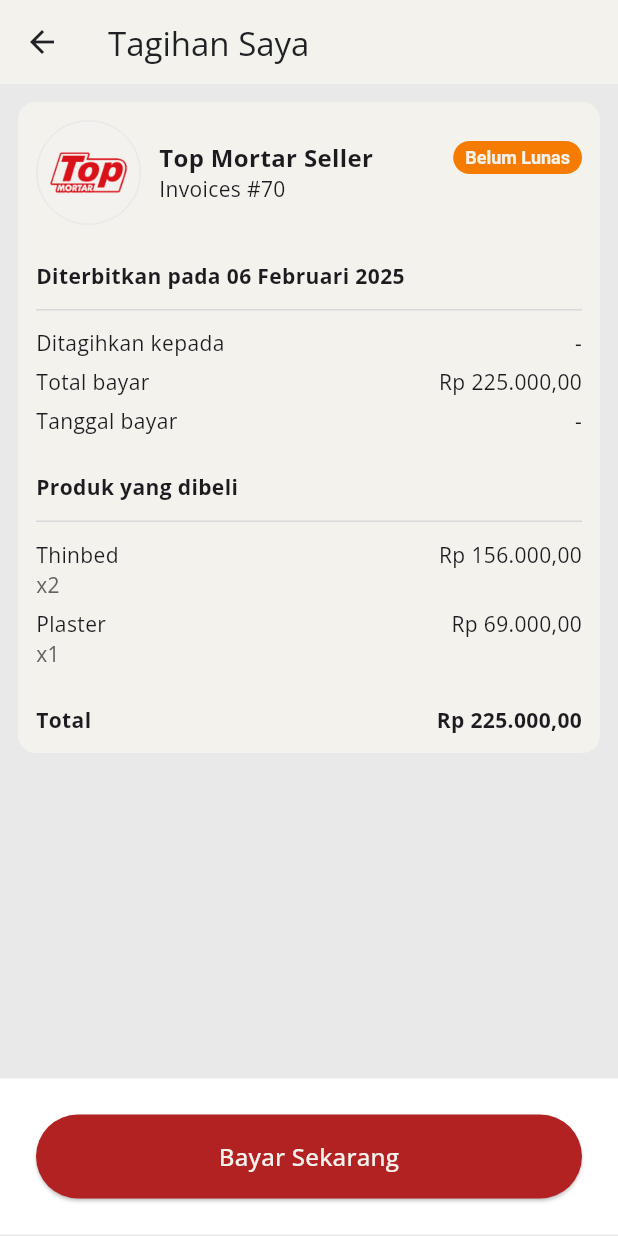
After one commit to kamera846/topmortarseller, a Flutter app: the OrderScreen screen opened directly, scrolled down 391 dp, after a tap on "Bayar", on a phone screen of 412 x 824 dp. The commit adds this screen. Run offline on Flutter 3.47's test engine with Material 3 defaults, Android fonts, the phone set to English and light mode, and no system bars; our stand-ins replace google_fonts, money_formatter, shared_preferences, upgrader; missing offline and left inert: qr_code_scanner; accounts and stored records are empty; network calls fail.

Commit message:
Adding invoice screen

```diff
--- a/lib/screen/products/checkout_screen.dart
+++ b/lib/screen/products/checkout_screen.dart
@@ -1,6 +1,7 @@
 import 'package:flutter/material.dart';
 import 'package:topmortarseller/model/order_model.dart';
 import 'package:topmortarseller/model/product_model.dart';
+import 'package:topmortarseller/screen/products/invoice_screen.dart';
 import 'package:topmortarseller/util/colors/color.dart';
 import 'package:topmortarseller/util/currency_format.dart';
 import 'package:topmortarseller/util/enum.dart';
@@ -291,7 +292,20 @@ class _CheckoutScreenState extends State<CheckoutScreen> {
                       ),
                     ),
                     child: MElevatedButton(
-                      onPressed: () {},
+                      onPressed: () {
+                        if (widget.orderItem != null &&
+                            widget.orderItem!.orderStatus ==
+                                StatusOrder.invoice.name) {
+                          Navigator.push(
+                            context,
+                            MaterialPageRoute(
+                              builder: (ctx) => InvoiceScreen(
+                                orderItem: widget.orderItem!,
+                              ),
+                            ),
+                          );
+                        }
+                      },
                       title: widget.orderItem != null &&
                               widget.orderItem!.orderStatus ==
                                   StatusOrder.invoice.name
--- /dev/null
+++ b/lib/screen/products/invoice_screen.dart
@@ -0,0 +1,308 @@
+import 'package:flutter/material.dart';
+import 'package:topmortarseller/model/contact_model.dart';
+import 'package:topmortarseller/model/order_model.dart';
+import 'package:topmortarseller/model/product_model.dart';
+import 'package:topmortarseller/util/colors/color.dart';
+import 'package:topmortarseller/util/currency_format.dart';
+import 'package:topmortarseller/util/enum.dart';
+import 'package:topmortarseller/widget/form/button/elevated_button.dart';
+import 'package:topmortarseller/widget/modal/loading_modal.dart';
+
+class InvoiceScreen extends StatefulWidget {
+  const InvoiceScreen({
+    super.key,
+    required this.orderItem,
+    this.userData,
+  });
+
+  final OrderModel orderItem;
+  final ContactModel? userData;
+
+  @override
+  State<InvoiceScreen> createState() => _InvoiceScreenState();
+}
+
+class _InvoiceScreenState extends State<InvoiceScreen> {
+  bool _isLoading = true;
+  ContactModel? _userData;
+
+  @override
+  void initState() {
+    _getUserData();
+    super.initState();
+  }
+
+  @override
+  Widget build(BuildContext context) {
+    return Scaffold(
+      backgroundColor: cDark600,
+      appBar: AppBar(
+        leading: IconButton(
+          icon: const Icon(Icons.arrow_back),
+          onPressed: () => Navigator.of(context).pop(),
+        ),
+        title: const Text('Tagihan Saya'),
+        centerTitle: false,
+        backgroundColor: cWhite,
+        foregroundColor: cDark100,
+      ),
+      body: _isLoading
+          ? const LoadingModal()
+          : Column(
+              children: [
+                Card(
+                  margin: const EdgeInsets.all(12),
+                  color: cWhite,
+                  elevation: 0,
+                  child: Padding(
+                    padding: const EdgeInsets.all(12),
+                    child: Column(
+                      crossAxisAlignment: CrossAxisAlignment.start,
+                      mainAxisSize: MainAxisSize.min,
+                      children: [
+                        // Section Header
+                        _sectionHeader(),
+                        // Section Detail Invoice
+                        _sectionDetailInvoice(),
+                        // Section List Product
+                        _sectionProducts(),
+                      ],
+                    ),
+                  ),
+                ),
+                const Expanded(
+                  child: SizedBox(height: 12),
+                ),
+                // Section Button Payment
+                if (widget.orderItem.orderStatus == StatusOrder.invoice.name)
+                  _sectionButtonPayment(),
+              ],
+            ),
+    );
+  }
+
+  Container _sectionButtonPayment() {
+    return Container(
+      width: double.infinity,
+      padding: const EdgeInsets.all(24),
+      decoration: const BoxDecoration(
+        color: Colors.white,
+        border: Border.symmetric(
+          horizontal: BorderSide(
+            color: cDark600,
+            width: 1,
+          ),
+        ),
+      ),
+      child: MElevatedButton(
+        onPressed: () {},
+        title: 'Bayar Sekarang',
+        isFullWidth: true,
+      ),
+    );
+  }
+
+  Column _sectionProducts() {
+    return Column(
+      crossAxisAlignment: CrossAxisAlignment.start,
+      children: [
+        const Text(
+          'Produk yang dibeli',
+          style: TextStyle(fontWeight: FontWeight.bold),
+        ),
+        Container(
+          margin: const EdgeInsets.symmetric(vertical: 12),
+          child: const Divider(
+            height: 1,
+            color: cDark500,
+          ),
+        ),
+        ListView.separated(
+            shrinkWrap: true,
+            separatorBuilder: (context, index) => const SizedBox(height: 6),
+            physics: const NeverScrollableScrollPhysics(),
+            itemCount: widget.orderItem.orderItems.length,
+            padding: const EdgeInsets.all(0),
+            itemBuilder: (ctx, idx) {
+              var item = widget.orderItem.orderItems[idx];
+              var totalPrice = double.parse(item.checkoutCount ?? '0.0') *
+                  double.parse(item.hargaProduk ?? '0.0');
+              return Row(
+                mainAxisAlignment: MainAxisAlignment.spaceBetween,
+                crossAxisAlignment: CrossAxisAlignment.start,
+                children: [
+                  Column(
+                    crossAxisAlignment: CrossAxisAlignment.start,
+                    children: [
+                      Text(item.namaProduk ?? '-'),
+                      Text(
+                        'x${item.checkoutCount ?? '-'}',
+                        style: const TextStyle(
+                          color: cDark200,
+                        ),
+                      ),
+                    ],
+                  ),
+                  Text(
+                    CurrencyFormat()
+                        .format(amount: totalPrice, fractionDigits: 2),
+                  ),
+                ],
+              );
+            }),
+        const SizedBox(height: 24),
+        Row(
+          mainAxisAlignment: MainAxisAlignment.spaceBetween,
+          children: [
+            const Text(
+              'Total',
+              style: TextStyle(fontWeight: FontWeight.bold),
+            ),
+            Text(
+              _countSubTotalItems(widget.orderItem.orderItems),
+              style: const TextStyle(fontWeight: FontWeight.bold),
+            ),
+          ],
+        ),
+      ],
+    );
+  }
+
+  Container _sectionDetailInvoice() {
+    return Container(
+      margin: const EdgeInsets.only(bottom: 24),
+      child: Column(
+        crossAxisAlignment: CrossAxisAlignment.start,
+        children: [
+          Text(
+            'Diterbitkan pada ${widget.orderItem.orderDate}',
+            style: const TextStyle(fontWeight: FontWeight.bold),
+          ),
+          Container(
+            margin: const EdgeInsets.symmetric(vertical: 12),
+            child: const Divider(
+              height: 1,
+              color: cDark500,
+            ),
+          ),
+          Row(
+            mainAxisAlignment: MainAxisAlignment.spaceBetween,
+            children: [
+              const Text('Ditagihkan kepada'),
+              Text(_userData?.nama ?? '-'),
+            ],
+          ),
+          const SizedBox(height: 6),
+          Row(
+            mainAxisAlignment: MainAxisAlignment.spaceBetween,
+            children: [
+              const Text('Total bayar'),
+              Text(
+                _countSubTotalItems(widget.orderItem.orderItems),
+              ),
+            ],
+          ),
+          const SizedBox(height: 6),
+          const Row(
+            mainAxisAlignment: MainAxisAlignment.spaceBetween,
+            children: [
+              Text('Tanggal bayar'),
+              Text('-'),
+            ],
+          ),
+        ],
+      ),
+    );
+  }
+
+  Container _sectionHeader() {
+    return Container(
+      margin: const EdgeInsets.only(bottom: 24),
+      child: Row(
+        crossAxisAlignment: CrossAxisAlignment.center,
+        children: [
+          Container(
+            width: 70,
+            height: 70,
+            decoration: BoxDecoration(
+              color: cDark600,
+              border: Border.all(color: cDark600, width: 1),
+              borderRadius: BorderRadius.circular(70),
+            ),
+            child: ClipRRect(
+              borderRadius: BorderRadius.circular(70),
+              child: Image.asset('assets/favicon/favicon_white.png'),
+            ),
+          ),
+          const SizedBox(width: 12),
+          Expanded(
+            child: Column(
+              crossAxisAlignment: CrossAxisAlignment.start,
+              children: [
+                Row(
+                  mainAxisAlignment: MainAxisAlignment.spaceBetween,
+                  children: [
+                    const Text(
+                      'Top Mortar Seller',
+                      style: TextStyle(
+                        fontSize: 16,
+                        fontWeight: FontWeight.bold,
+                      ),
+                    ),
+                    Badge(
+                      padding: const EdgeInsets.symmetric(
+                        horizontal: 8,
+                        vertical: 4,
+                      ),
+                      label: Text(widget.orderItem.orderStatus ==
+                              StatusOrder.selesai.name
+                          ? 'Lunas'
+                          : 'Belum Lunas'),
+                      backgroundColor: widget.orderItem.orderStatus ==
+                              StatusOrder.selesai.name
+                          ? Colors.green[700]!
+                          : Colors.orange[700]!,
+                      textColor: cWhite,
+                      textStyle: const TextStyle(
+                        fontSize: 12,
+                        fontWeight: FontWeight.bold,
+                      ),
+                    ),
+                  ],
+                ),
+                const Text(
+                  'Invoices #70',
+                ),
+              ],
+            ),
+          ),
+        ],
+      ),
+    );
+  }
+
+  String _countSubTotalItems(List<ProductModel> items) {
+    var subTotalPrices = 0.0;
+    for (var product in items) {
+      subTotalPrices += double.parse(product.checkoutCount ?? '0.0') *
+          double.parse(product.hargaProduk ?? '0.0');
+    }
+    return CurrencyFormat().format(amount: subTotalPrices, fractionDigits: 2);
+  }
+
+  void _getList() async {
+    await Future.delayed(const Duration(seconds: 1), () {
+      setState(() {
+        _isLoading = false;
+      });
+    });
+  }
+
+  void _getUserData() async {
+    final data = widget.userData ?? await getContactModel();
+    setState(() {
+      _userData = data;
+    });
+    _getList();
+  }
+}
--- a/lib/screen/products/order_screen.dart
+++ b/lib/screen/products/order_screen.dart
@@ -6,6 +6,7 @@ import 'package:topmortarseller/model/order_model.dart';
 import 'package:topmortarseller/model/order_tabs_model.dart';
 import 'package:topmortarseller/model/product_model.dart';
 import 'package:topmortarseller/screen/products/checkout_screen.dart';
+import 'package:topmortarseller/screen/products/invoice_screen.dart';
 import 'package:topmortarseller/util/colors/color.dart';
 import 'package:topmortarseller/util/currency_format.dart';
 import 'package:topmortarseller/util/enum.dart';
@@ -530,9 +531,16 @@ class CardOrder extends StatelessWidget {
                 if (item.orderStatus == StatusOrder.invoice.name ||
                     item.orderStatus == StatusOrder.selesai.name) ...[
                   InkWell(
-                    onTap: () {},
-                    child: Material(
-                      color: Colors.transparent,
+                    onTap: () {
+                      Navigator.push(
+                        context,
+                        MaterialPageRoute(
+                          builder: (ctx) => InvoiceScreen(
+                            orderItem: item,
+                          ),
+                        ),
+                      );
+                    },
                     child: Container(
                       padding: const EdgeInsets.symmetric(
                           horizontal: 8, vertical: 6),
@@ -556,7 +564,6 @@ class CardOrder extends StatelessWidget {
                       ),
                     ),
                   ),
-                  ),
                   const SizedBox(width: 8),
                 ],
                 InkWell(
@@ -571,14 +578,11 @@ class CardOrder extends StatelessWidget {
                       ),
                     );
                   },
-                  splashColor: cDark100,
-                  child: Material(
-                    color: Colors.transparent,
                   child: Container(
-                      padding: const EdgeInsets.symmetric(
-                          horizontal: 8, vertical: 6),
+                    padding:
+                        const EdgeInsets.symmetric(horizontal: 8, vertical: 6),
                     decoration: BoxDecoration(
-                        color: cPrimary100.withAlpha(200),
+                      color: cPrimary100,
                       borderRadius: BorderRadius.circular(6),
                     ),
                     child: const Text(
@@ -591,7 +595,6 @@ class CardOrder extends StatelessWidget {
                     ),
                   ),
                 ),
-                ),
               ],
             )
           ],
--- a/pubspec.yaml
+++ b/pubspec.yaml
@@ -73,9 +73,8 @@ flutter:
 
   # To add assets to your application, add an assets section, like this:
   assets:
-    - assets/logo.png
-    - assets/favicon/favicon_rounded.png
-    - assets/favicon/favicon_circle.png
+    - assets/
+    - assets/favicon/
 
   # An image asset can refer to one or more resolution-specific "variants", see
   # https://flutter.dev/assets-and-images/#resolution-aware
```
Lines whose indentation alone changed are shown as unchanged.
